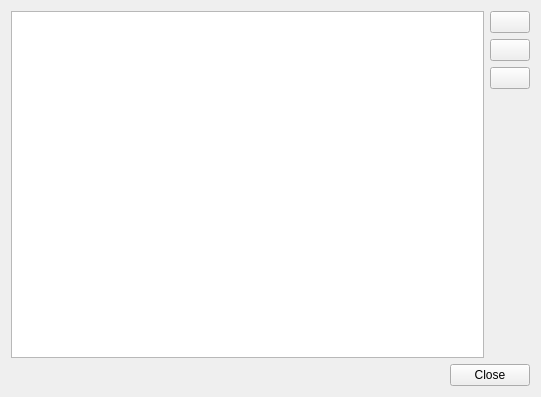
This is src/playlist/PlaylistQueueEditor.ui in KDE/amarok as Qt 5 draws it before an edit. The edited form follows.
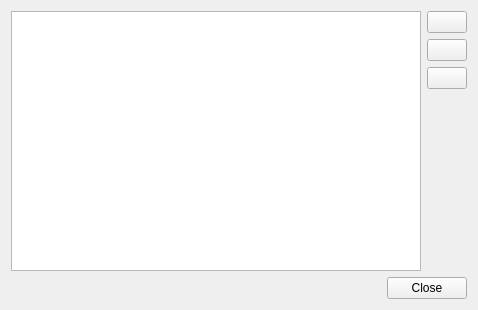
This is the edited form.

```diff
--- a/src/playlist/PlaylistQueueEditor.ui
+++ b/src/playlist/PlaylistQueueEditor.ui
@@ -6,8 +6,8 @@
    <rect>
     <x>0</x>
     <y>0</y>
-    <width>541</width>
-    <height>397</height>
+    <width>478</width>
+    <height>310</height>
    </rect>
   </property>
   <property name="windowTitle">
```
